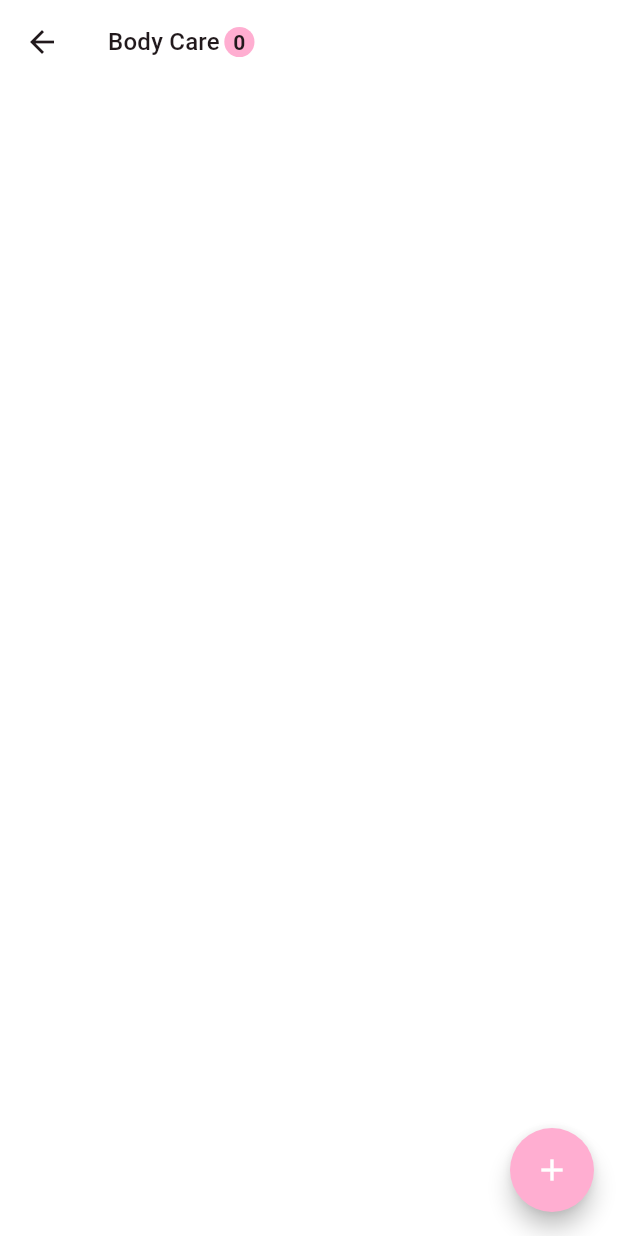
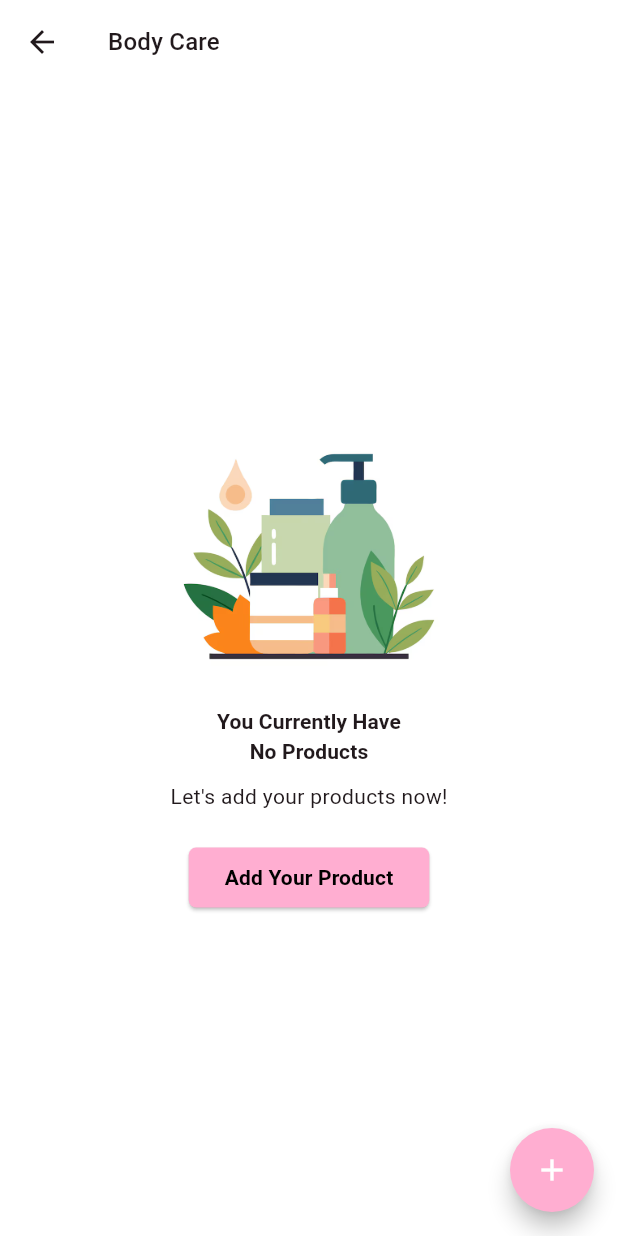
Before and after one commit to jazlynlatif/selfcare_app, a Flutter app: the screen it shows after launch, after a tap on "Body Care", on a phone screen of 412 x 824 dp. Run offline on Flutter 3.47's test engine with Material 3 defaults, Android fonts, the light colour scheme and no system bars; our stand-ins replace flutter_riverpod, go_router.

Commit message:
feat: add empty state to category product page

```diff
--- a/lib/pages/category_product_page.dart
+++ b/lib/pages/category_product_page.dart
@@ -36,7 +36,7 @@ class _CategoryProductPageState extends ConsumerState<CategoryProductPage> {
             const SizedBox(
               width: 3,
             ),
-            Container(
+            if(productList.isNotEmpty) Container(
               padding: EdgeInsets.all(6),
               decoration: BoxDecoration(
                 color: theme.colorScheme.primary,
@@ -53,7 +53,53 @@ class _CategoryProductPageState extends ConsumerState<CategoryProductPage> {
         ),
       ),
       body: SafeArea(
-        child: Padding(
+        child: productList.isEmpty
+        ? Center(
+          child: Column(
+            mainAxisAlignment: MainAxisAlignment.center,
+            children: [
+              Image.asset(
+                'assets/images/skincare.png',
+                width: 200,
+              ),
+              Text(
+                'You Currently Have \nNo Products',
+                style: theme.textTheme.titleSmall?.copyWith(
+                  fontWeight: FontWeight.bold,
+                ),
+                textAlign: TextAlign.center,
+              ),
+              SizedBox(
+                height: 10,
+              ),
+              Text(
+                "Let's add your products now!"
+              ),
+              SizedBox(
+                height: 20,
+              ),
+              ElevatedButton(
+                onPressed: () {
+                  context.push('/product-form', extra: null);
+                },
+                style: ElevatedButton.styleFrom(
+                  shape: RoundedRectangleBorder(
+                    borderRadius: BorderRadius.circular(5)
+                  ),
+                  backgroundColor: theme.colorScheme.primary
+                ),
+                child: Text(
+                  'Add Your Product',
+                  style: TextStyle(
+                    color: const Color.fromRGBO(0, 0, 0, 1),
+                    fontWeight: FontWeight.bold
+                  ),
+                )
+              )
+            ],
+          ),
+        )
+        : Padding(
           padding: const EdgeInsets.all(12.0),
           child: Column(
             children: [
--- a/lib/pages/product_form_page.dart
+++ b/lib/pages/product_form_page.dart
@@ -251,14 +251,11 @@ class _ProductFormState extends ConsumerState<ProductForm> {
                           child: GestureDetector(
                             onTap: () {
                               formAction.selectCategory(cat.id);
-                              setState(() {
-                                currentCategory = cat.id;
-                              });
                             },
                             child: CategoryCard(
                               category: cat,
                               length: categories.length,
-                              nonColor : currentCategory == cat.id ? null : true
+                              nonColor : formState.categoryId == cat.id ? null : true
                             ),
                           )
                         );
```
Also changed, not shown: assets/images/skincare.png (added).
